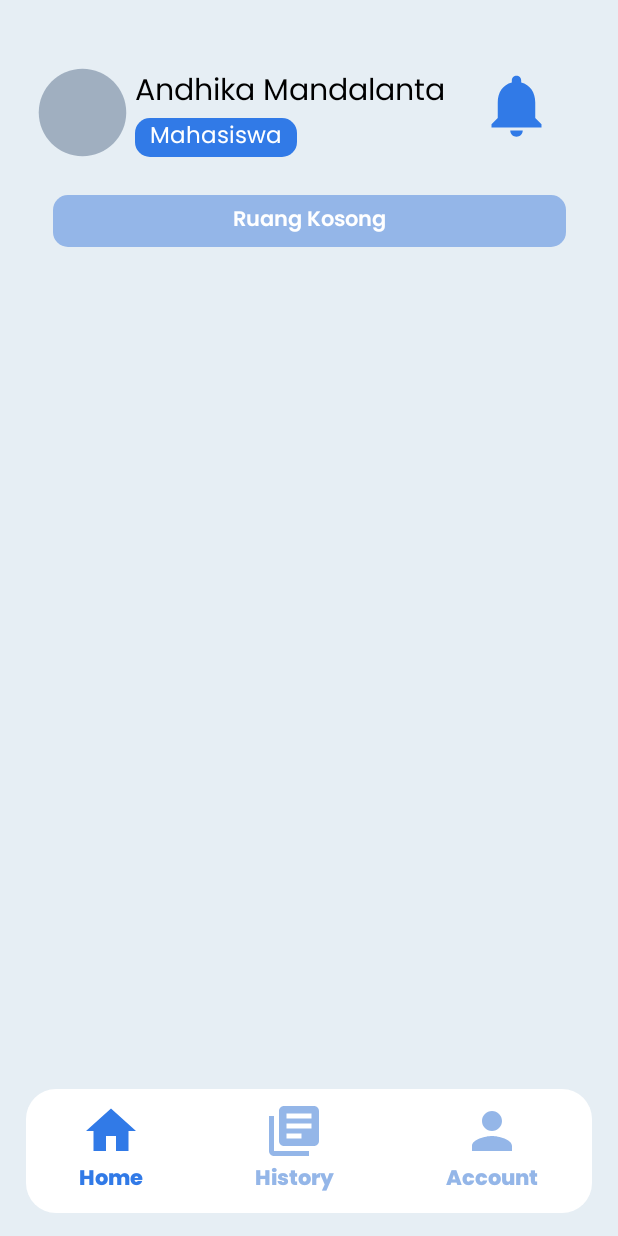
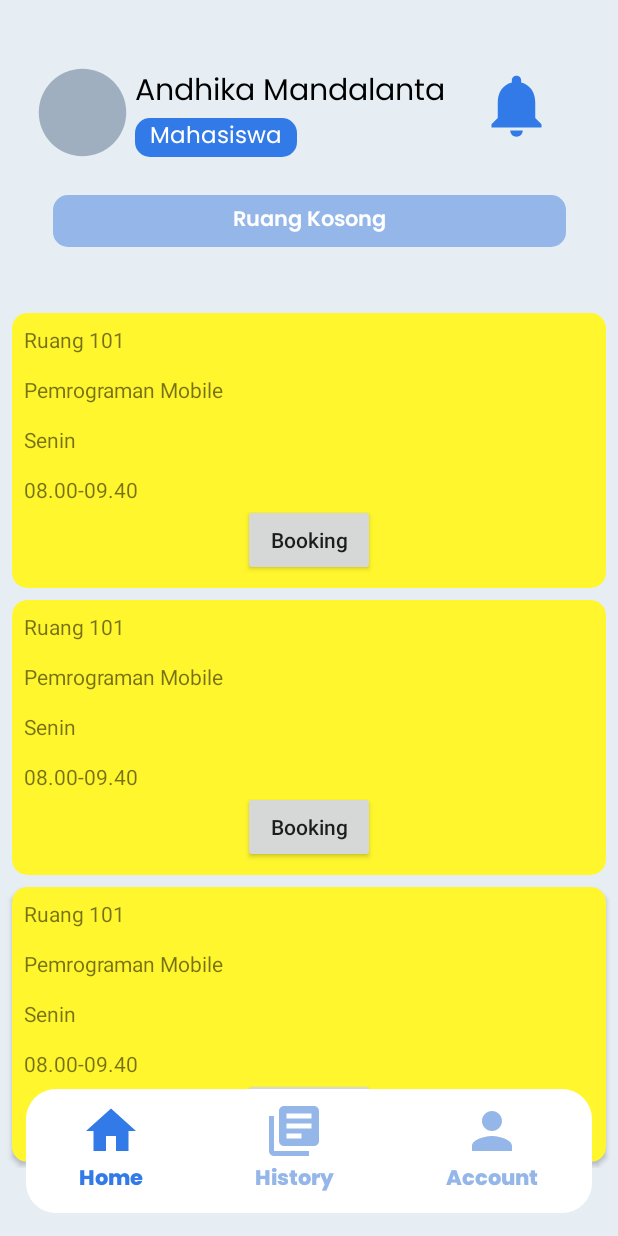
Before and after one commit to killuazoldyckk/FindMyClassApp, an Android app: the layout activity_dashboard.xml on its own in the app's theme, with its tools: preview values and no code run, on a phone screen of 412 x 824 dp. Run offline under Robolectric (Android 15) with nearby library versions, the phone set to English and light mode, and no system bars.

Commit message:
added recycler view and make it can get data from firebase realtime database

```diff
--- a/app/build.gradle
+++ b/app/build.gradle
@@ -2,6 +2,7 @@ plugins {
     id 'com.android.application'
     id 'org.jetbrains.kotlin.android'
     id 'com.google.gms.google-services'
+    id("kotlin-parcelize")
 }
 
 android {
--- a/app/src/main/res/layout/activity_dashboard.xml
+++ b/app/src/main/res/layout/activity_dashboard.xml
@@ -9,8 +9,7 @@
 
     <ScrollView
         android:layout_width="match_parent"
-        android:layout_height="wrap_content"
-        android:paddingBottom="100dp">
+        android:layout_height="wrap_content">
 
         <androidx.constraintlayout.widget.ConstraintLayout
             android:layout_width="match_parent"
@@ -96,6 +95,12 @@
                 >
             </LinearLayout>
 
+            <androidx.recyclerview.widget.RecyclerView
+                android:id="@+id/class_list"
+                android:layout_width="match_parent"
+                android:layout_height="wrap_content"
+                app:layout_constraintTop_toBottomOf="@id/parentLinearLayout"
+                tools:listitem="@layout/item_row_class"/>
 
         </androidx.constraintlayout.widget.ConstraintLayout>
 
--- /dev/null
+++ b/app/src/main/res/layout/item_row_class.xml
@@ -0,0 +1,68 @@
+<?xml version="1.0" encoding="utf-8"?>
+<androidx.cardview.widget.CardView xmlns:android="http://schemas.android.com/apk/res/android"
+    xmlns:card_view="http://schemas.android.com/apk/res-auto"
+    xmlns:tools="http://schemas.android.com/tools"
+    android:id="@+id/card_view"
+    android:layout_width="match_parent"
+    android:layout_height="wrap_content"
+    android:layout_gravity="center"
+    android:layout_marginStart="8dp"
+    android:layout_marginTop="4dp"
+    android:layout_marginEnd="8dp"
+    android:layout_marginBottom="4dp"
+    card_view:cardCornerRadius="10dp"
+    android:backgroundTint="@color/yellow">
+
+    <androidx.constraintlayout.widget.ConstraintLayout
+        android:layout_width="match_parent"
+        android:layout_height="wrap_content"
+        android:padding="8dp">
+
+        <TextView
+            android:id="@+id/ruang_title"
+            android:layout_width="wrap_content"
+            android:layout_height="wrap_content"
+            card_view:layout_constraintTop_toTopOf="parent"
+            card_view:layout_constraintStart_toStartOf="parent"
+            android:text="Ruang 101"/>
+
+        <TextView
+            android:id="@+id/matkul_text"
+            android:layout_width="wrap_content"
+            android:layout_height="wrap_content"
+            card_view:layout_constraintTop_toBottomOf="@id/ruang_title"
+            card_view:layout_constraintStart_toStartOf="parent"
+            android:text="Pemrograman Mobile"
+            android:layout_marginTop="14dp"/>
+
+        <TextView
+            android:id="@+id/hari_text"
+            android:layout_width="wrap_content"
+            android:layout_height="wrap_content"
+            android:text="Senin"
+            card_view:layout_constraintTop_toBottomOf="@id/matkul_text"
+            card_view:layout_constraintStart_toStartOf="parent"
+            android:layout_marginTop="14dp"/>
+
+
+        <TextView
+            android:id="@+id/waktu_text"
+            android:layout_width="wrap_content"
+            android:layout_height="wrap_content"
+            card_view:layout_constraintTop_toBottomOf="@id/hari_text"
+            card_view:layout_constraintStart_toStartOf="parent"
+            android:text="08.00-09.40"
+            android:layout_marginTop="14dp"/>
+
+        <androidx.appcompat.widget.AppCompatButton
+            android:layout_width="wrap_content"
+            android:layout_height="wrap_content"
+            card_view:layout_constraintTop_toBottomOf="@+id/waktu_text"
+            android:text="Booking"
+            android:textAllCaps="false"
+            card_view:layout_constraintStart_toStartOf="parent"
+            card_view:layout_constraintEnd_toEndOf="parent"/>
+
+
+    </androidx.constraintlayout.widget.ConstraintLayout>
+</androidx.cardview.widget.CardView>
```
Also changed, not shown: app/src/main/java/com/cc/findmyclasskotlin/DashboardActivity.kt (+39 -4 lines), app/src/main/java/com/cc/findmyclasskotlin/ListClassAdapter.kt (added, +36 -0 lines), app/src/main/java/com/cc/findmyclasskotlin/RegisterActivity.kt (+26 -5 lines), app/src/main/java/com/cc/findmyclasskotlin/Room.kt (added, +10 -0 lines).
